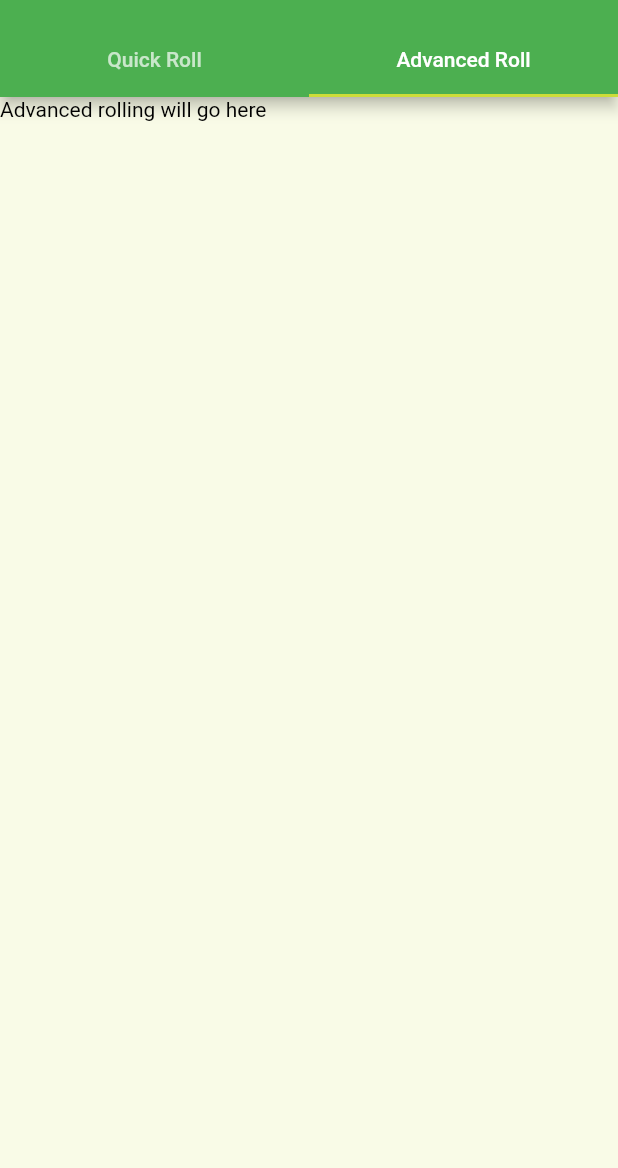
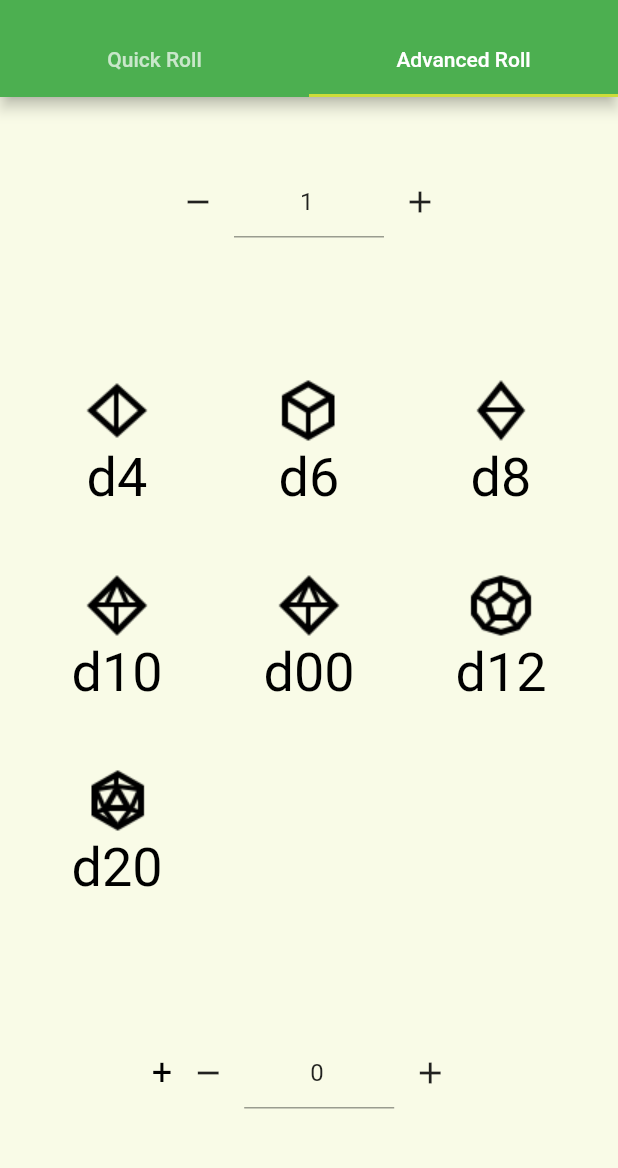
Before and after one commit to dpells/FlutterDiceRoller, a Flutter app: the screen it shows after launch, tab 2 chosen, on a phone screen of 412 x 824 dp, the part 59-1227 px from its top. Run offline on Flutter 3.47's test engine with Material 2 defaults, Android fonts, the phone set to English and light mode, and no system bars.

Commit message:
First layout for advanced rolls

```diff
--- a/dice_roller/lib/AdvancedDice.dart
+++ b/dice_roller/lib/AdvancedDice.dart
@@ -1,26 +1,134 @@
+import 'package:diceroller/main.dart';
+import 'package:flutter/cupertino.dart';
 import 'package:flutter/material.dart';
 
 class AdvancedDiceTab extends StatelessWidget {
+  final List<Widget> initDice;
+  AdvancedDiceTab({this.initDice});
+
   Widget build(BuildContext context) {
     return Scaffold(
-      body: AdvancedDice(),
+      body: AdvancedDice(initDice: initDice),
     );
   }
 }
-
 class AdvancedDice extends StatefulWidget {
-  AdvancedDice();
+  final List<Widget> initDice;
+  AdvancedDice({this.initDice});
 
   @override
-  _AdvancedDiceState createState() => _AdvancedDiceState();
+  _AdvancedDiceState createState() => _AdvancedDiceState(initDice: initDice);
 }
 
 class _AdvancedDiceState extends State<AdvancedDice> {
+  List<Widget> initDice;
+  _AdvancedDiceState({this.initDice});
+  TextEditingController _diceController, _modController;
+  int _diceCount, _modifier;
+
+  void initState(){
+    super.initState();
+    _diceController = TextEditingController();
+    _modController = TextEditingController();
+    _diceCount = 1;
+    _modifier = 0;
+  }
+
+  void dispose(){
+    _diceController.dispose();
+    _modController.dispose();
+    super.dispose();
+  }
   @override
   Widget build(BuildContext context) {
     // TODO: implement build
     return Scaffold(
-      body: Text("Advanced rolling will go here"),
+      body: Column(
+        mainAxisAlignment: MainAxisAlignment.spaceAround,
+        children: <Widget>[
+          Row(
+            mainAxisAlignment: MainAxisAlignment.center,
+            mainAxisSize: MainAxisSize.max,
+            children: <Widget>[
+              IconButton(
+                icon: Icon(Icons.remove),
+                tooltip: 'Decrease',
+                onPressed: () {
+                  setState(() {
+                    if(_diceCount > 1) { --_diceCount; }
+                  });
+                },
+              ),
+              SizedBox(
+                width: 100,
+                child: TextField(
+                  maxLines: 1,
+                  textAlign: TextAlign.center,
+                  controller: _diceController..text = '$_diceCount',
+                  onSubmitted: (String value) async{
+                    _diceCount = int.parse(value);
+                  },
+                ),
+              ),
+              IconButton(
+                icon: Icon(Icons.add),
+                tooltip: 'Increase',
+                onPressed: () {
+                  setState(() {
+                    ++_diceCount;
+                  });
+                },
+              )
+            ],
+          ),
+          Wrap(
+            runSpacing: 40,
+            spacing: 40,
+            children: initDice,
+          ),
+          Row(
+            mainAxisAlignment: MainAxisAlignment.center,
+            mainAxisSize: MainAxisSize.max,
+            children: <Widget>[
+              Text(
+                  '+',
+                  style: TextStyle(
+                    fontSize: 24
+                  )
+              ),
+              IconButton(
+                icon: Icon(Icons.remove),
+                tooltip: 'Decrease',
+                onPressed: () {
+                  setState(() {
+                    --_modifier;
+                  });
+                },
+              ),
+              SizedBox(
+                width: 100,
+                child: TextField(
+                  maxLines: 1,
+                  textAlign: TextAlign.center,
+                  controller: _modController..text = '$_modifier',
+                  onSubmitted: (String value) async{
+                    _modifier = int.parse(value);
+                  },
+                ),
+              ),
+              IconButton(
+                icon: Icon(Icons.add),
+                tooltip: 'Increase',
+                onPressed: () {
+                  setState(() {
+                    ++_modifier;
+                  });
+                },
+              )
+            ],
+          )
+        ],
+      ),
     );
   }
 }
--- a/dice_roller/lib/main.dart
+++ b/dice_roller/lib/main.dart
@@ -1,6 +1,7 @@
 import 'package:flutter/material.dart';
 import 'package:diceroller/quickDice.dart';
 import 'package:diceroller/AdvancedDice.dart';
+import 'diceButton.dart';
 
 void main() => runApp(Home());
 
@@ -53,12 +54,54 @@ class _MainState extends State<Main>
     Tab(text: 'Advanced Roll'),
   ];
 
+  List<Widget> initDice = [
+    DiceButton(
+      text: 'd4',
+      icon: AssetImage('diceIcons/d4.png'),
+      max: 4,
+    ),
+    DiceButton(
+      text: 'd6',
+      icon: AssetImage('diceIcons/d6.png'),
+      max: 6,
+    ),
+    DiceButton(
+      text: 'd8',
+      icon: AssetImage('diceIcons/d8.png'),
+      max: 8,
+    ),
+    DiceButton.withZero(
+      text: 'd10',
+      icon: AssetImage('diceIcons/d10.png'),
+      max: 10,
+      showZero: true,
+    ),
+    DiceButton.withZero(
+      text: 'd00',
+      icon: AssetImage('diceIcons/d10.png'),
+      max: 10,
+      showZero: true,
+    ),
+    DiceButton(
+      text: 'd12',
+      icon: AssetImage('diceIcons/d12.png'),
+      max: 12,
+    ),
+    DiceButton(
+      text: 'd20',
+      icon: AssetImage('diceIcons/d20.png'),
+      max: 20,
+    ),
+  ];
+
   TabController _tabController;
+  int mod;
 
   @override
   void initState() {
     super.initState();
     _tabController = TabController(vsync: this, length: tabs.length);
+    mod = 0;
   }
 
   @override
@@ -88,16 +131,20 @@ class _MainState extends State<Main>
       body: TabBarView(
         controller: _tabController,
         children: <Widget> [
-          QuickDiceTab(),
-          AdvancedDice(),
+          QuickDiceTab(
+            initDice: initDice
+          ),
+          AdvancedDice(
+            initDice: initDice,
+          ),
         ]
       ),
-      /* We'll eventually need a FAB to create new dice
-      floatingActionButton: FloatingActionButton(
-
-        tooltip: 'Increment',
-        child: Icon(Icons.add),
-      ),*/ // This trailing comma makes auto-formatting nicer for build methods.
+      /* We'll eventually need a FAB to create new dice */
+//      floatingActionButton: FloatingActionButton(
+//
+//        tooltip: 'Increment',
+//        child: Icon(Icons.add),
+//      ), // This trailing comma makes auto-formatting nicer for build methods.
     );
   }
 }
```
Also changed, not shown: dice_roller/lib/quickDice.dart (+2 -59 lines).
